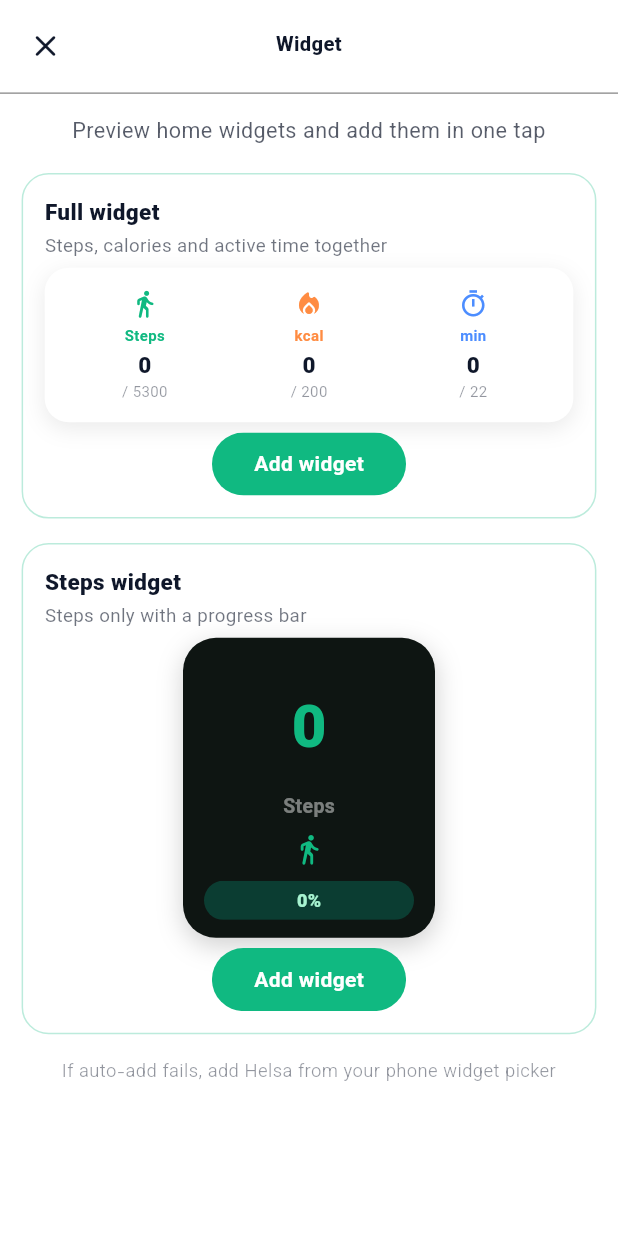
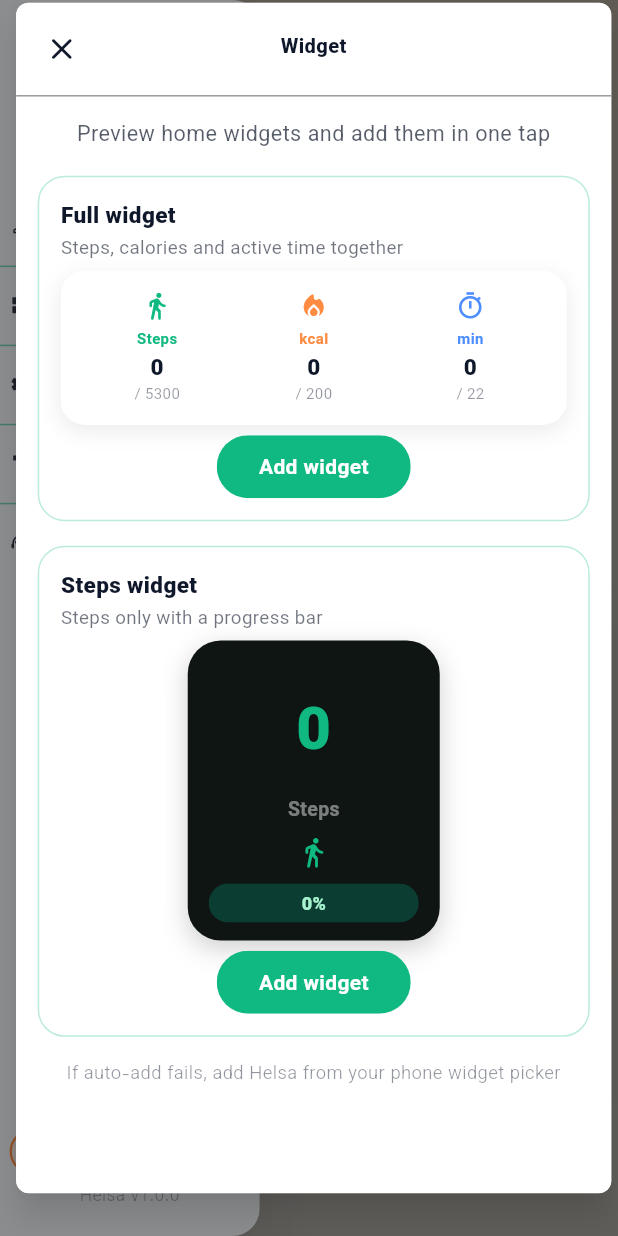
Before and after one commit to redminote15hamed-glitch/helsa, a Flutter app: the HomeScreen screen opened directly, after a tap on the "menu" icon, after a tap on "Steps", on a phone screen of 412 x 824 dp. Run offline on Flutter 3.47's test engine with Material 3 defaults, Android fonts, the phone set to English and light mode, and no system bars; our stand-ins replace device_info_plus, flutter_local_notifications, hive_flutter, image_picker, pedometer, permission_handler; missing offline and left inert: disk_space_plus, flutter_foreground_task, home_widget; accounts and stored records are empty; statements that could not run were skipped.

Commit message:
Update Helsa

```diff
--- a/lib/home/home_text.dart
+++ b/lib/home/home_text.dart
@@ -54,6 +54,7 @@ class HomeText {
       'menu_settings': 'تنظیمات',
       'menu_profile': 'اطلاعات کاربری',
       'menu_appearance': 'تنظیمات ظاهری',
+      'menu_coming_soon': 'در آینده اضافه می‌شود',
       'menu_title_male': 'آقای',
       'menu_title_female': 'بانو',
       'menu_version': 'Helsa v{v}',
@@ -146,6 +147,7 @@ class HomeText {
       'menu_settings': 'Settings',
       'menu_profile': 'Profile',
       'menu_appearance': 'Appearance',
+      'menu_coming_soon': 'Will be added in the future',
       'menu_title_male': 'Mr.',
       'menu_title_female': 'Ms.',
       'menu_version': 'Helsa v{v}',
@@ -238,6 +240,7 @@ class HomeText {
       'menu_settings': 'Réglages',
       'menu_profile': 'Profil',
       'menu_appearance': 'Apparence',
+      'menu_coming_soon': 'Sera ajouté à l\'avenir',
       'menu_title_male': 'M.',
       'menu_title_female': 'Mme',
       'menu_version': 'Helsa v{v}',
--- a/lib/home/menu/home_menu_drawer.dart
+++ b/lib/home/menu/home_menu_drawer.dart
@@ -11,6 +11,8 @@ import 'package:helsa/home/menu/menu_profile_page.dart';
 import 'package:helsa/home/menu/menu_avatar_picker.dart';
 import 'package:helsa/home/menu/helsa_avatar.dart';
 import 'package:helsa/home/menu/menu_widget_page.dart';
+import 'package:helsa/home/menu/menu_expand_host.dart';
+import 'package:helsa/home/menu/menu_coming_soon_page.dart';
 import 'package:helsa/setting/color/color_palette.dart';
 import 'package:helsa/setting/kit/iconer.dart';
 import 'package:helsa/setting/kit/textfielder.dart';
@@ -113,19 +115,7 @@ class _HomeMenuDrawerOverlayState extends State<HomeMenuDrawerOverlay>
     } catch (_) {}
   }
 
-  /// Close drawer first so it does not stay stacked over profile/widget/support.
-  Future<void> _closeDrawerThen(
-    Future<void> Function(BuildContext rootCtx, ThemeData theme) open,
-  ) async {
-    // Capture before any await (theme + navigator).
-    final theme = Theme.of(context);
-    final nav = Navigator.of(context, rootNavigator: true);
-    widget.onBarrierTap();
-    await Future<void>.delayed(const Duration(milliseconds: 280));
-    if (!mounted) return;
-    await open(nav.context, theme);
-  }
-
+  /// Avatar stays floating (not fullscreen expand).
   Future<void> _openAvatar() async {
     final theme = Theme.of(context);
     final lang = widget.language;
@@ -140,35 +130,56 @@ class _HomeMenuDrawerOverlayState extends State<HomeMenuDrawerOverlay>
     }
   }
 
-  Future<void> _openProfile() {
-    return _closeDrawerThen(
-      (rootCtx, theme) => MenuProfilePage.show(
-        rootCtx,
-        language: widget.language,
-        theme: theme,
-        onSaved: () {
-          // Header refresh when user returns later is optional;
-          // drawer is already closed here.
-        },
-      ),
+  /// Two-phase expand from the tapped row. Drawer stays open.
+  Future<void> _openFromRow(
+    BuildContext rowContext, {
+    required WidgetBuilder builder,
+  }) {
+    final origin = MenuExpandHost.rectOf(rowContext);
+    final theme = Theme.of(context);
+    return MenuExpandHost.open<void>(
+      context: context,
+      origin: origin,
+      theme: theme,
+      builder: builder,
     );
   }
 
-  Future<void> _openWidget() {
-    return _closeDrawerThen(
-      (rootCtx, theme) => MenuWidgetPage.show(
-        rootCtx,
-        language: widget.language,
-        theme: theme,
-      ),
+  Future<void> _openProfile(BuildContext rowCtx) {
+    final theme = Theme.of(context);
+    return MenuProfilePage.show(
+      context,
+      language: widget.language,
+      theme: theme,
+      origin: MenuExpandHost.rectOf(rowCtx),
+      onSaved: () {},
     );
   }
 
-  Future<void> _openSupport() {
-    return _closeDrawerThen(
-      (rootCtx, theme) => MenuSupportSheet.show(
-        rootCtx,
+  Future<void> _openWidget(BuildContext rowCtx) {
+    final theme = Theme.of(context);
+    return MenuWidgetPage.show(
+      context,
+      language: widget.language,
+      theme: theme,
+      origin: MenuExpandHost.rectOf(rowCtx),
+    );
+  }
+
+  Future<void> _openSupport(BuildContext rowCtx) {
+    return MenuSupportSheet.show(
+      context,
+      language: widget.language,
+      origin: MenuExpandHost.rectOf(rowCtx),
+    );
+  }
+
+  Future<void> _openComingSoon(BuildContext rowCtx, String titleKey) {
+    return _openFromRow(
+      rowCtx,
+      builder: (ctx) => MenuComingSoonPage(
         language: widget.language,
+        titleKey: titleKey,
       ),
     );
   }
@@ -313,7 +324,8 @@ class _HomeMenuDrawerOverlayState extends State<HomeMenuDrawerOverlay>
                             language: language,
                             pulse: _pulse,
                             pulseKind: _PulseKind.none,
-                            onTap: () {},
+                            onTap: (rowCtx) =>
+                                _openComingSoon(rowCtx, 'menu_settings'),
                           );
                         case 3:
                           return _MenuRow(
@@ -323,7 +335,8 @@ class _HomeMenuDrawerOverlayState extends State<HomeMenuDrawerOverlay>
                             language: language,
                             pulse: _pulse,
                             pulseKind: _PulseKind.none,
-                            onTap: () {},
+                            onTap: (rowCtx) =>
+                                _openComingSoon(rowCtx, 'menu_appearance'),
                           );
                         default:
                           return _MenuRow(
@@ -421,7 +434,7 @@ class _MenuRow extends StatelessWidget {
   final IconData icon;
   final String label;
   final String language;
-  final VoidCallback onTap;
+  final void Function(BuildContext rowContext) onTap;
   final Animation<double> pulse;
   final _PulseKind pulseKind;
 
@@ -440,7 +453,7 @@ class _MenuRow extends StatelessWidget {
     return Material(
       color: Colors.transparent,
       child: InkWell(
-        onTap: onTap,
+        onTap: () => onTap(context),
         borderRadius: BorderRadius.circular(12),
         child: Padding(
           padding: EdgeInsets.symmetric(
--- /dev/null
+++ b/lib/home/menu/menu_expand_host.dart
@@ -0,0 +1,248 @@
+// lib/home/menu/menu_expand_host.dart
+// Two-phase: origin (menu row) → 50%×50% card → fullscreen. ~1.3s total.
+// Close reverses the path. Drawer stays open.
+import 'dart:async';
+import 'dart:math' as math;
+import 'package:flutter/material.dart';
+
+class MenuExpandHost {
+  MenuExpandHost._();
+
+  static Future<T?> open<T>({
+    required BuildContext context,
+    required Rect origin,
+    required WidgetBuilder builder,
+    ThemeData? theme,
+    Duration duration = const Duration(milliseconds: 1300),
+  }) {
+    final completer = Completer<T?>();
+    final overlay = Overlay.of(context, rootOverlay: true);
+    late OverlayEntry entry;
+
+    entry = OverlayEntry(
+      builder: (_) {
+        final th = theme ?? Theme.of(context);
+        return Theme(
+          data: th,
+          child: _ExpandLayer<T>(
+            origin: origin,
+            duration: duration,
+            builder: builder,
+            onFinished: (value) {
+              entry.remove();
+              if (!completer.isCompleted) completer.complete(value);
+            },
+          ),
+        );
+      },
+    );
+    overlay.insert(entry);
+    return completer.future;
+  }
+
+  static Rect rectOf(BuildContext context) {
+    final box = context.findRenderObject() as RenderBox?;
+    if (box == null || !box.hasSize) {
+      final size = MediaQuery.sizeOf(context);
+      return Rect.fromLTWH(
+        size.width * 0.3,
+        size.height * 0.4,
+        size.width * 0.4,
+        48,
+      );
+    }
+    return box.localToGlobal(Offset.zero) & box.size;
+  }
+}
+
+class _ExpandLayer<T> extends StatefulWidget {
+  final Rect origin;
+  final Duration duration;
+  final WidgetBuilder builder;
+  final void Function(T? value) onFinished;
+
+  const _ExpandLayer({
+    required this.origin,
+    required this.duration,
+    required this.builder,
+    required this.onFinished,
+  });
+
+  @override
+  State<_ExpandLayer<T>> createState() => _ExpandLayerState<T>();
+}
+
+class _ExpandLayerState<T> extends State<_ExpandLayer<T>>
+    with SingleTickerProviderStateMixin {
+  late final AnimationController _c;
+  bool _closing = false;
+  // Phase split: 0..0.40 grow to half, 0.40..1.0 to full. No long pause.
+  static const double _phase1End = 0.40;
+
+  @override
+  void initState() {
+    super.initState();
+    _c = AnimationController(vsync: this, duration: widget.duration);
+    _c.addStatusListener((s) {
+      if (s == AnimationStatus.dismissed && _closing) {
+        widget.onFinished(null);
+      }
+    });
+    _c.forward();
+  }
+
+  @override
+  void dispose() {
+    _c.dispose();
+    super.dispose();
+  }
+
+  Future<void> _requestClose() async {
+    if (_closing) return;
+    _closing = true;
+    await _c.reverse();
+  }
+
+  Rect _halfRect(Size screen) {
+    final w = screen.width * 0.50;
+    final h = screen.height * 0.50;
+    // Sit just to the end-side of the menu, vertically near origin.
+    final originCenterY = widget.origin.center.dy;
+    var top = originCenterY - h / 2;
+    top = top.clamp(24.0, screen.height - h - 24.0);
+    // In LTR menu is left → card to the right of origin.
+    // In RTL menu is right → card to the left of origin.
+    final isRtl = Directionality.of(context) == TextDirection.rtl;
+    double left;
+    if (isRtl) {
+      left = (widget.origin.left - w - 8).clamp(16.0, screen.width - w - 16);
+    } else {
+      left = (widget.origin.right + 8).clamp(16.0, screen.width - w - 16);
+    }
+    // Prefer centered horizontally if origin is far; still keep near item.
+    final preferCenterLeft = (screen.width - w) / 2;
+    // Blend slightly toward center so it doesn't stick only to edge on wide screens.
+    left = left * 0.55 + preferCenterLeft * 0.45;
+    left = left.clamp(16.0, screen.width - w - 16);
+    return Rect.fromLTWH(left, top, w, h);
+  }
+
+  Rect _fullRect(Size screen) => Offset.zero & screen;
+
+  Rect _lerpRect(Rect a, Rect b, double t) {
+    final tt = Curves.easeInOutCubic.transform(t.clamp(0.0, 1.0));
+    return Rect.lerp(a, b, tt)!;
+  }
+
+  Rect _rectFor(double t, Size screen) {
+    final half = _halfRect(screen);
+    final full = _fullRect(screen);
+    final origin = widget.origin;
+    if (t <= _phase1End) {
+      final p = (t / _phase1End).clamp(0.0, 1.0);
+      return _lerpRect(origin, half, p);
+    }
+    final p = ((t - _phase1End) / (1.0 - _phase1End)).clamp(0.0, 1.0);
+    return _lerpRect(half, full, p);
+  }
+
+  double _radiusFor(double t) {
+    // Round when small, nearly square when full.
+    if (t <= _phase1End) {
+      final p = t / _phase1End;
+      return uiLerp(18, 20, p);
+    }
+    final p = (t - _phase1End) / (1 - _phase1End);
+    return uiLerp(20, 0, p);
+  }
+
+  double uiLerp(double a, double b, double t) => a + (b - a) * t;
+
+  double _barrierOpacity(double t) {
+    // Soft dim over content (not over menu necessarily — full-screen scrim).
+    return Curves.easeOut.transform(t.clamp(0.0, 1.0)) * 0.45;
+  }
+
+  @override
+  Widget build(BuildContext context) {
+    final screen = MediaQuery.sizeOf(context);
+    final theme = Theme.of(context);
+
+    return AnimatedBuilder(
+      animation: _c,
+      builder: (context, _) {
+        final t = _c.value;
+        final rect = _rectFor(t, screen);
+        final radius = _radiusFor(t);
+        final scrim = _barrierOpacity(t);
+
+        return Stack(
+          fit: StackFit.expand,
+          children: [
+            // Dim only the area outside the expanding card gradually.
+            Positioned.fill(
+              child: GestureDetector(
+                onTap: _requestClose,
+                behavior: HitTestBehavior.opaque,
+                child: ColoredBox(
+                  color: Colors.black.withValues(alpha: scrim),
+                ),
+              ),
+            ),
+            Positioned(
+              left: rect.left,
+              top: rect.top,
+              width: math.max(rect.width, 1),
+              height: math.max(rect.height, 1),
+              child: Material(
+                elevation: 12 * t,
+                color: theme.colorScheme.surface,
+                shadowColor: Colors.black54,
+                borderRadius: BorderRadius.circular(radius),
+                clipBehavior: Clip.antiAlias,
+                child: MediaQuery(
+                  // Child thinks it's a normal page; we clip/size externally.
+                  data: MediaQuery.of(context).copyWith(
+                    size: Size(rect.width, rect.height),
+                  ),
+                  child: _ExpandScope(
+                    requestClose: _requestClose,
+                    child: widget.builder(context),
+                  ),
+                ),
+              ),
+            ),
+          ],
+        );
+      },
+    );
+  }
+}
+
+/// Descendants call [MenuExpandScope.close] to reverse-animate out.
+class _ExpandScope extends InheritedWidget {
+  final Future<void> Function() requestClose;
+
+  const _ExpandScope({
+    required this.requestClose,
+    required super.child,
+  });
+
+  static _ExpandScope? maybeOf(BuildContext context) =>
+      context.dependOnInheritedWidgetOfExactType<_ExpandScope>();
+
+  @override
+  bool updateShouldNotify(covariant _ExpandScope old) =>
+      requestClose != old.requestClose;
+}
+
+class MenuExpandScope {
+  static Future<void> close(BuildContext context) async {
+    final scope = _ExpandScope.maybeOf(context);
+    if (scope != null) {
+      await scope.requestClose();
+    } else if (Navigator.of(context).canPop()) {
+      Navigator.of(context).pop();
+    }
+  }
+}
--- a/lib/home/menu/menu_support_sheet.dart
+++ b/lib/home/menu/menu_support_sheet.dart
@@ -3,6 +3,7 @@
 // not from behind the drawer / not a left slide.
 import 'dart:async';
 import 'package:flutter/material.dart';
+import 'package:helsa/home/menu/menu_expand_host.dart';
 import 'package:flutter/services.dart';
 import 'package:helsa/home/home_text.dart';
 import 'package:helsa/setting/kit/iconer.dart';
@@ -22,10 +23,26 @@ class MenuSupportSheet {
     return 'en';
   }
 
-  static Future<void> show(BuildContext context, {required String language}) {
+  static Future<void> show(
+    BuildContext context, {
+    required String language,
+    Rect? origin,
+  }) {
     final lang = _lang(language);
     final theme = Theme.of(context);
-
+    final child = _SupportHost(
+      language: lang,
+      theme: theme,
+      skipGenie: origin != null,
+    );
+    if (origin != null) {
+      return MenuExpandHost.open<void>(
+        context: context,
+        origin: origin,
+        theme: theme,
+        builder: (_) => child,
+      );
+    }
     return showGeneralDialog<void>(
       context: context,
       useRootNavigator: true,
@@ -33,12 +50,7 @@ class MenuSupportSheet {
       barrierLabel: 'support',
       barrierColor: Colors.black54,
       transitionDuration: Duration.zero,
-      pageBuilder: (ctx, a, b) {
-        return _SupportHost(
-          language: lang,
-          theme: theme,
-        );
-      },
+      pageBuilder: (ctx, a, b) => child,
     );
   }
 }
@@ -46,10 +58,12 @@ class MenuSupportSheet {
 class _SupportHost extends StatefulWidget {
   final String language;
   final ThemeData theme;
+  final bool skipGenie;
 
   const _SupportHost({
     required this.language,
     required this.theme,
+    this.skipGenie = false,
   });
 
   @override
@@ -62,6 +76,10 @@ class _SupportHostState extends State<_SupportHost> {
   Timer? _forcePop;
 
   void _requestClose() {
+    if (widget.skipGenie) {
+      MenuExpandScope.close(context);
+      return;
+    }
     if (_closing) return;
     setState(() {
       _closing = true;
@@ -96,6 +114,10 @@ class _SupportHostState extends State<_SupportHost> {
       language: widget.language,
       theme: widget.theme,
     );
+
+    if (widget.skipGenie) {
+      return Material(type: MaterialType.transparency, child: card);
+    }
 
     final genieChild = KeyedSubtree(
       key: ValueKey(_closing ? 'ex-$_genieKey' : 'en-$_genieKey'),
--- a/lib/home/menu/menu_widget_page.dart
+++ b/lib/home/menu/menu_widget_page.dart
@@ -4,6 +4,7 @@ import 'dart:async';
 import 'dart:io';
 import 'package:flutter/foundation.dart';
 import 'package:flutter/material.dart';
+import 'package:helsa/home/menu/menu_expand_host.dart';
 import 'package:flutter/services.dart';
 import 'package:helsa/home/home_text.dart';
 import 'package:helsa/home/home_screen_widget/home_widget_bridge.dart';
@@ -21,8 +22,25 @@ class MenuWidgetPage {
     BuildContext context, {
     required String language,
     ThemeData? theme,
+    Rect? origin,
   }) {
     final resolved = theme ?? Theme.of(context);
+    final child = Theme(
+      data: resolved,
+      child: _WidgetHost(
+        language: language,
+        theme: resolved,
+        skipGenie: origin != null,
+      ),
+    );
+    if (origin != null) {
+      return MenuExpandHost.open<void>(
+        context: context,
+        origin: origin,
+        theme: resolved,
+        builder: (_) => child,
+      );
+    }
     return showGeneralDialog<void>(
       context: context,
       useRootNavigator: true,
@@ -30,15 +48,7 @@ class MenuWidgetPage {
       barrierLabel: 'widgets',
       barrierColor: Colors.black54,
       transitionDuration: Duration.zero,
-      pageBuilder: (ctx, a, b) {
-        return Theme(
-          data: resolved,
-          child: _WidgetHost(
-            language: language,
-            theme: resolved,
-          ),
-        );
-      },
+      pageBuilder: (ctx, a, b) => child,
     );
   }
 }
@@ -46,8 +56,13 @@ class MenuWidgetPage {
 class _WidgetHost extends StatefulWidget {
   final String language;
   final ThemeData theme;
+  final bool skipGenie;
 
-  const _WidgetHost({required this.language, required this.theme});
+  const _WidgetHost({
+    required this.language,
+    required this.theme,
+    this.skipGenie = false,
+  });
 
   @override
   State<_WidgetHost> createState() => _WidgetHostState();
@@ -89,6 +104,10 @@ class _WidgetHostState extends State<_WidgetHost> {
       theme: widget.theme,
       onRequestClose: _requestClose,
     );
+
+    if (widget.skipGenie) {
+      return Material(type: MaterialType.transparency, child: page);
+    }
 
     final genieChild = KeyedSubtree(
       key: ValueKey(_closing ? 'ex-$_genieKey' : 'en-$_genieKey'),
```
Also changed, not shown: lib/home/menu/menu_coming_soon_page.dart (added, +53 -0 lines), lib/home/menu/menu_profile_page.dart (+33 -12 lines).
